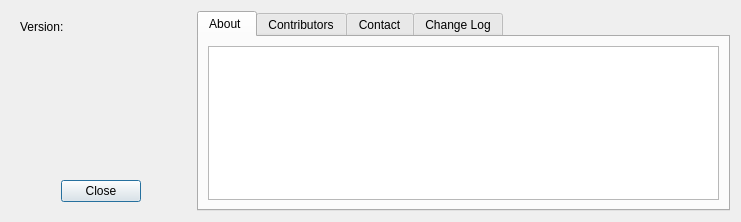
The window that about/ui_about.ui (sourcepole/pgversion) describes before a commit, drawn with Qt 5.
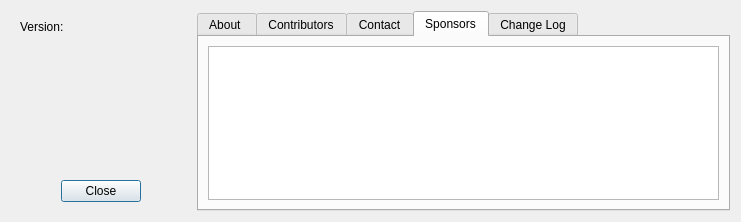
The same window after the commit. The open tabs and pages were chosen to show the change.

Commit message: -translations improved, sponsoring tab added to about, set to revision 2.1.8

The edit to the form file:
```diff
--- a/about/ui_about.ui
+++ b/about/ui_about.ui
@@ -143,6 +143,16 @@
        </item>
       </layout>
      </widget>
+     <widget class="QWidget" name="tab_5">
+      <attribute name="title">
+       <string>Sponsors</string>
+      </attribute>
+      <layout class="QGridLayout" name="gridLayout_6">
+       <item row="0" column="0">
+        <widget class="QTextEdit" name="memSponsor"/>
+       </item>
+      </layout>
+     </widget>
      <widget class="QWidget" name="tab_4">
       <attribute name="title">
        <string>Change Log</string>
```
The commit also changes 6 other files.
